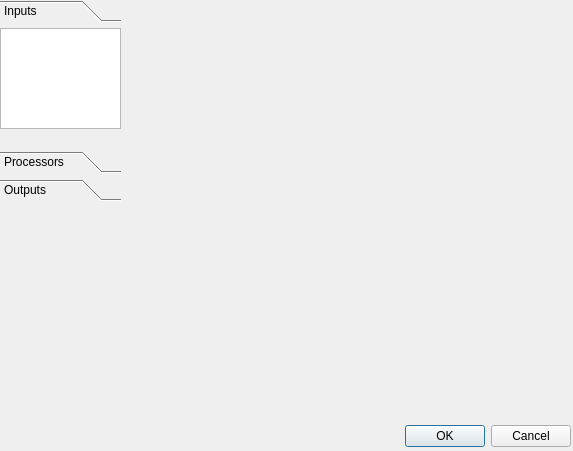
Above: src/structure/flowcontrol.ui from dehnhardt/flaacontrol before the change. Below: the same form after it.
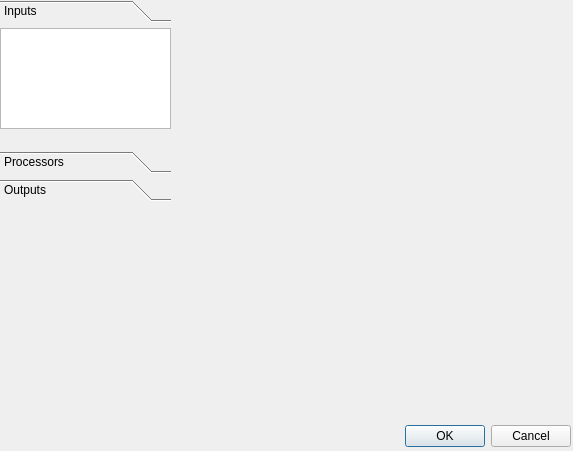
That is the form after the change.

Commit message: Enable drag and drop after changing to ListModel #1

The edit to the form file:
```diff
--- a/src/structure/flowcontrol.ui
+++ b/src/structure/flowcontrol.ui
@@ -63,7 +63,7 @@
           <rect>
            <x>0</x>
            <y>0</y>
-           <width>121</width>
+           <width>171</width>
            <height>201</height>
           </rect>
          </property>
@@ -81,8 +81,8 @@
            <rect>
             <x>0</x>
             <y>0</y>
-            <width>121</width>
-            <height>117</height>
+            <width>171</width>
+            <height>108</height>
            </rect>
           </property>
           <attribute name="label">
@@ -93,7 +93,7 @@
             <rect>
              <x>0</x>
              <y>0</y>
-             <width>121</width>
+             <width>171</width>
              <height>101</height>
             </rect>
            </property>
```
Left out of the diff: 18 changed lines with no effect on the pictures. The commit also changes 2 other files.
